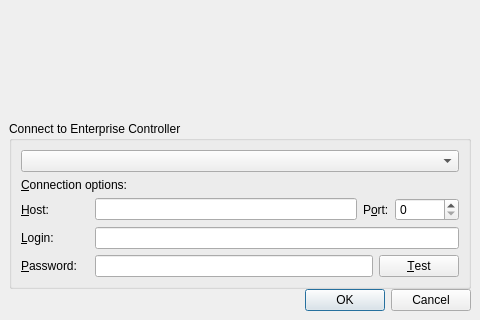
Above: client/src/ui/dialogs/login_dialog.ui from networkoptix/nx_open before the change; both pictures show x 0 to 480 and y 150 to 470 of the 480 by 470 pixel window. Below: the same form after it.
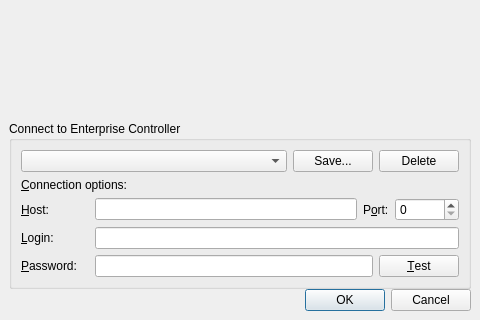
That is the form after the change.

Commit message:
Login dialog improved; automagically saving disabled.
<==== Mercurial data ====>
Branch: release_1.3.0

```diff
--- a/client/src/ui/dialogs/login_dialog.ui
+++ b/client/src/ui/dialogs/login_dialog.ui
@@ -57,6 +57,8 @@
        </property>
        <layout class="QVBoxLayout" name="verticalLayout_3" stretch="0,0,0,0,0">
         <item>
+         <layout class="QHBoxLayout" name="horizontalLayout_4">
+          <item>
          <widget class="QComboBox" name="connectionsComboBox">
           <property name="sizePolicy">
            <sizepolicy hsizetype="MinimumExpanding" vsizetype="Fixed">
@@ -73,6 +75,22 @@
          </widget>
         </item>
         <item>
+           <widget class="QPushButton" name="saveButton">
+            <property name="text">
+             <string>Save...</string>
+            </property>
+           </widget>
+          </item>
+          <item>
+           <widget class="QPushButton" name="deleteButton">
+            <property name="text">
+             <string>Delete</string>
+            </property>
+           </widget>
+          </item>
+         </layout>
+        </item>
+        <item>
          <widget class="QLabel" name="storedConnectionsLabel">
           <property name="text">
            <string>&amp;Connection options:</string>
```
Left out of the diff: 1 changed line with no effect on the pictures. Lines whose indentation alone changed are shown as unchanged. The commit also changes 6 other files.
